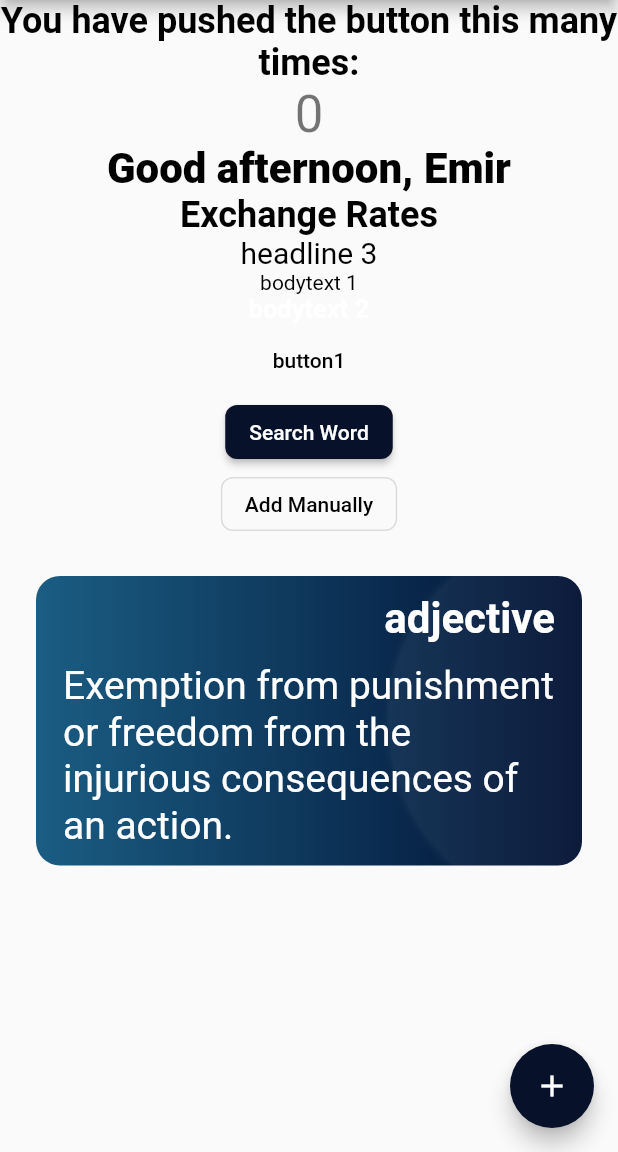
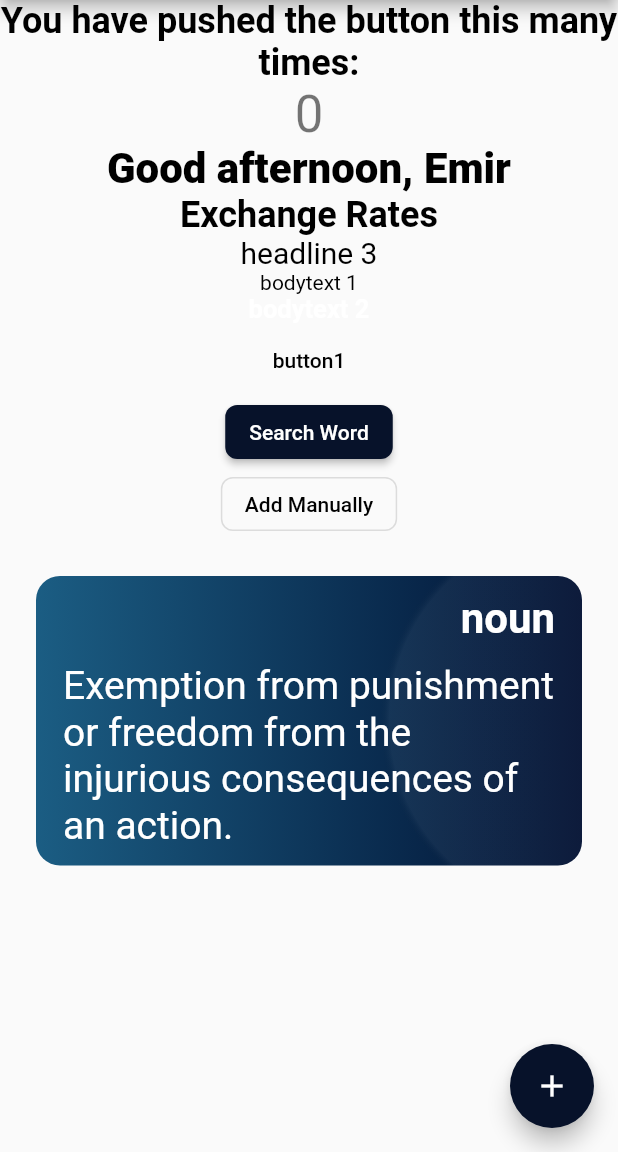
Before and after one commit to emirhalici/englishdictionary, a Flutter app: the screen it shows after launch, on a phone screen of 412 x 824 dp, the part 84-1236 px from its top. Run offline on Flutter 3.47's test engine with Material 2 defaults, Android fonts, the phone set to English and light mode, and no system bars; our stand-ins replace sqflite; accounts and stored records are empty; Roboto replaces fonts that are missing (Poppins).

Commit message:
name refactoring

```diff
--- a/lib/components/wordCard.dart
+++ b/lib/components/wordCard.dart
@@ -11,7 +11,7 @@ class WordCard extends StatelessWidget {
   final Color color2 = const Color(0xFF000F31);
   final String assetName = 'assets/images/card.svg';
 
-  WordCard({Key? key, required this.type, required this.definition, this.onPress}) : super(key: key);
+  const WordCard({Key? key, required this.type, required this.definition, this.onPress}) : super(key: key);
 
   @override
   Widget build(BuildContext context) {
@@ -43,7 +43,7 @@ class WordCard extends StatelessWidget {
                   children: [
                     Flexible(
                       child: Text(
-                        'adjective',
+                        type,
                         style: Theme.of(context).textTheme.bodyText2?.copyWith(fontSize: 28),
                         textAlign: TextAlign.end,
                       ),
@@ -54,7 +54,7 @@ class WordCard extends StatelessWidget {
                   height: 12,
                 ),
                 Text(
-                  'Exemption from punishment or freedom from the injurious consequences of an action.',
+                  definition,
                   style: Theme.of(context).textTheme.bodyText2?.copyWith(
                         fontSize: 26,
                         fontWeight: FontWeight.w400,
--- a/lib/models/apiHelper.dart
+++ b/lib/models/apiHelper.dart
@@ -1,4 +1,3 @@
-// ignore: file_names
 import 'dart:convert';
 import 'objects.dart';
 import 'package:http/http.dart' as http;
--- a/lib/models/databaseHelper.dart
+++ b/lib/models/databaseHelper.dart
@@ -1,4 +1,4 @@
-import 'package:englishdictionary/models/objects.dart';
+import 'package:english_dictionary/models/objects.dart';
 import 'package:sqflite/sqflite.dart';
 
 const String tableName = 'tableWords';
--- a/lib/models/quizHelper.dart
+++ b/lib/models/quizHelper.dart
@@ -1,6 +1,6 @@
 import 'dart:math';
 
-import 'package:englishdictionary/models/objects.dart';
+import 'package:english_dictionary/models/objects.dart';
 
 List<QuizModel> getQuizModels(List<WordModel> selectedWords, int size, int optionSize) {
   List<WordModel> newWords = [];
--- a/pubspec.yaml
+++ b/pubspec.yaml
@@ -1,4 +1,4 @@
-name: englishdictionary
+name: english_dictionary
 description: A new Flutter project.
 
 publish_to: 'none' # Remove this line if you wish to publish to pub.dev
```
Also changed, not shown: lib/main.dart (+3 -7 lines), 1 other file.
